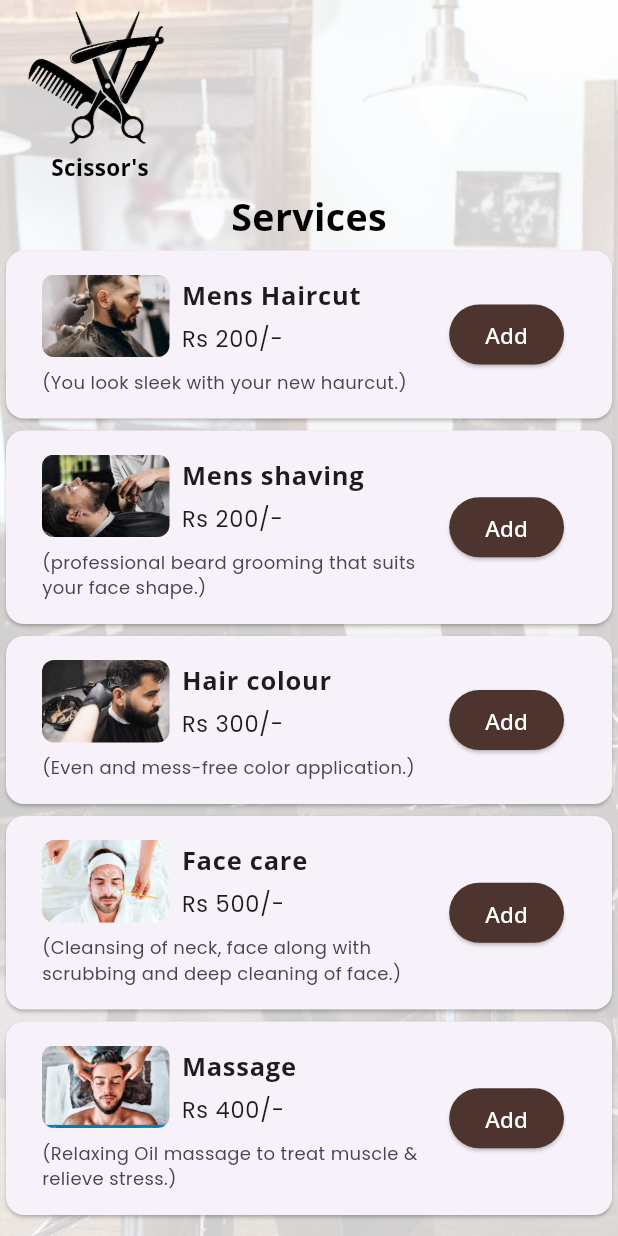
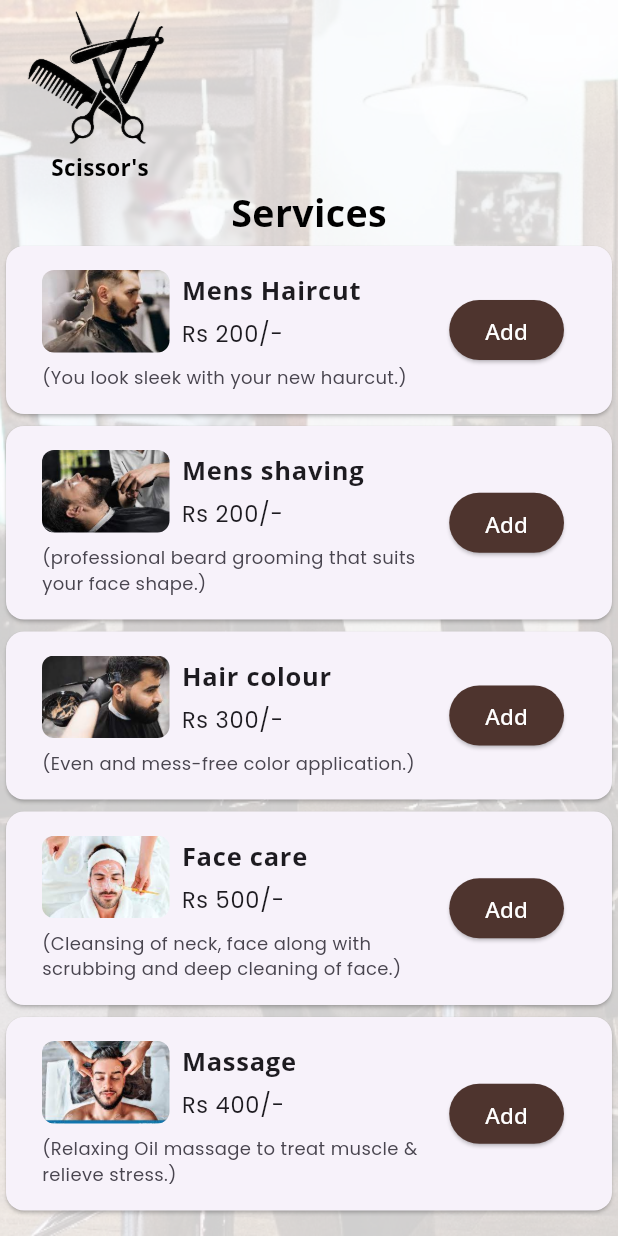
Before and after one commit to NagaharishR/sample, a Flutter app: the screen it shows after launch, on a phone screen of 412 x 824 dp. Run offline on Flutter 3.47's test engine with Material 3 defaults, Android fonts, the phone set to English and light mode, and no system bars; our stand-ins replace google_fonts.

Commit message:
this code contains alignment

```diff
--- a/lib/main.dart
+++ b/lib/main.dart
@@ -84,7 +84,7 @@ class _MyAppState extends State<MyApp> {
                       ),
                     ),
                   ]),
-                  SizedBox(height: 5,),
+                  SizedBox(height: 2,),
                   Row(
                     mainAxisAlignment: MainAxisAlignment.center,
                     children: [
```
